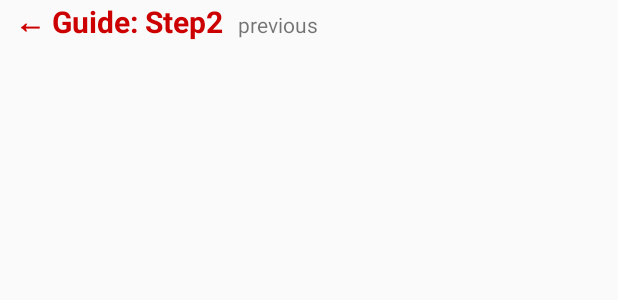
After one commit to Tans5/GuideScrim, an Android app: the layout layout_step2_container_child.xml on its own in the app's theme, with its tools: preview values and no code run, on a phone screen of 412 x 824 dp. The commit adds this screen. Shown: the top 300 px of the screen. Run offline under Robolectric (Android 15) with nearby library versions, the phone set to English and light mode, and no system bars.

Commit message:
Add step demo.

```diff
--- /dev/null
+++ b/app/src/main/res/layout/layout_step2_container_child.xml
@@ -0,0 +1,24 @@
+<?xml version="1.0" encoding="utf-8"?>
+<LinearLayout
+    android:layout_height="wrap_content"
+    android:layout_width="wrap_content"
+    android:orientation="horizontal"
+    xmlns:android="http://schemas.android.com/apk/res/android">
+
+    <TextView
+        android:layout_width="wrap_content"
+        android:layout_height="wrap_content"
+        android:layout_marginLeft="10dp"
+        android:text="← Guide: Step2"
+        android:textSize="20sp"
+        android:textColor="@android:color/holo_red_dark"
+        android:textStyle="bold"/>
+
+    <TextView
+        android:id="@+id/pre_tv"
+        android:layout_width="wrap_content"
+        android:layout_height="wrap_content"
+        android:text="previous"
+        android:layout_marginStart="10dp" />
+
+</LinearLayout>
--- a/guidescrim/src/main/java/com/tans/guidescrim/Utils.kt
+++ b/guidescrim/src/main/java/com/tans/guidescrim/Utils.kt
@@ -61,9 +61,9 @@ fun rightOfViewPoint(
     val viewRect = getViewScreenLocationRect(view)
     return if (centerVertical) {
         val offsetY = (viewRect.height() - selfSize.height()) / 2
-        Point(viewRect.left + offsetLeft, viewRect.right + offsetY)
+        Point(viewRect.right + offsetLeft, viewRect.top + offsetY)
     } else {
-        Point(viewRect.left + offsetLeft, viewRect.right)
+        Point(viewRect.right + offsetLeft, viewRect.top)
     }
 }
 
```
Also changed, not shown: app/src/main/java/com/tans/guidescrim/demo/StepActivity.kt (+7 -3 lines), app/src/main/res/layout/layout_step1_container_child.xml (added, +24 -0 lines), app/src/main/res/layout/layout_step3_container_child.xml (added, +24 -0 lines).
